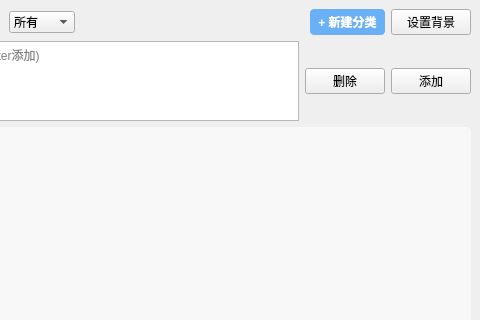
hao1960/ToDo_app, file mainwindow.ui: the form before one commit; both pictures show x 320 to 800 and y 0 to 320 of the 800 by 600 pixel window.
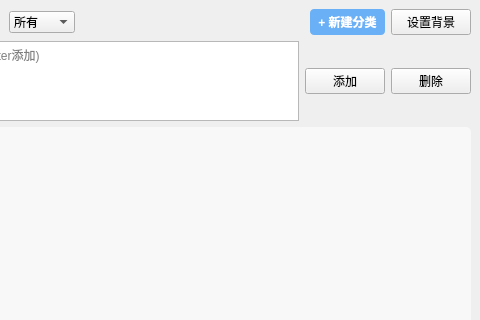
The form after the commit.

Commit message: 增加任务框透明度

What changed in the file:
```diff
--- a/mainwindow.ui
+++ b/mainwindow.ui
@@ -127,16 +127,16 @@
        </widget>
       </item>
       <item>
-       <widget class="QPushButton" name="deleteButton">
+       <widget class="QPushButton" name="addButton">
         <property name="text">
-         <string>删除</string>
+         <string>添加</string>
         </property>
        </widget>
       </item>
       <item>
-       <widget class="QPushButton" name="addButton">
+       <widget class="QPushButton" name="deleteButton">
         <property name="text">
-         <string>添加</string>
+         <string>删除</string>
         </property>
        </widget>
       </item>
```
The commit also changes 1 other file.
